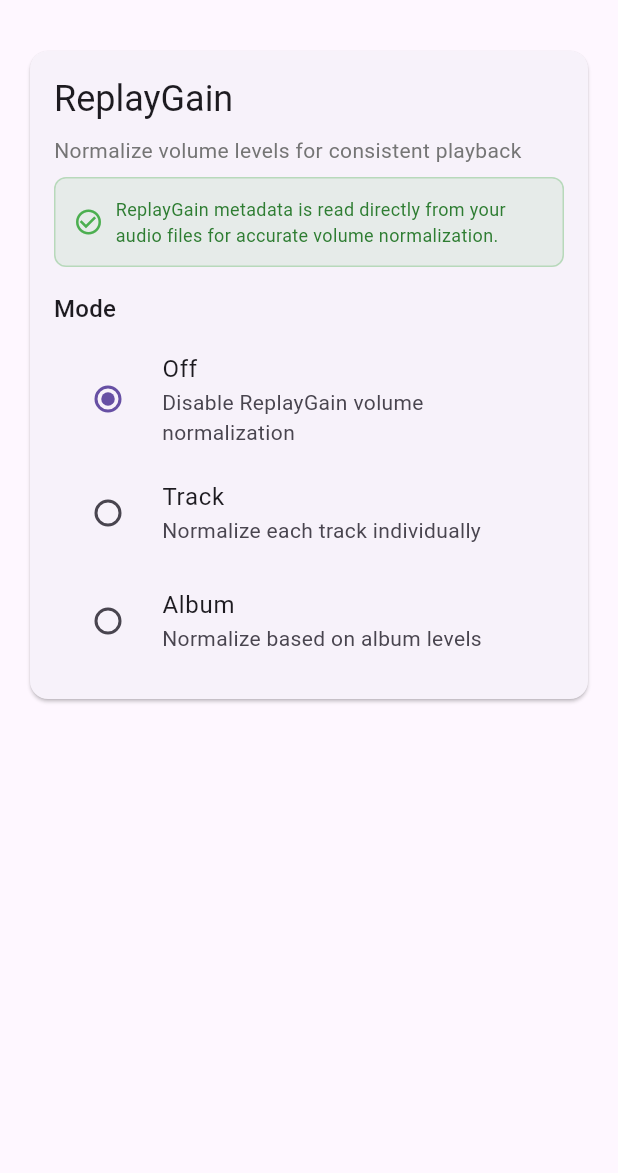
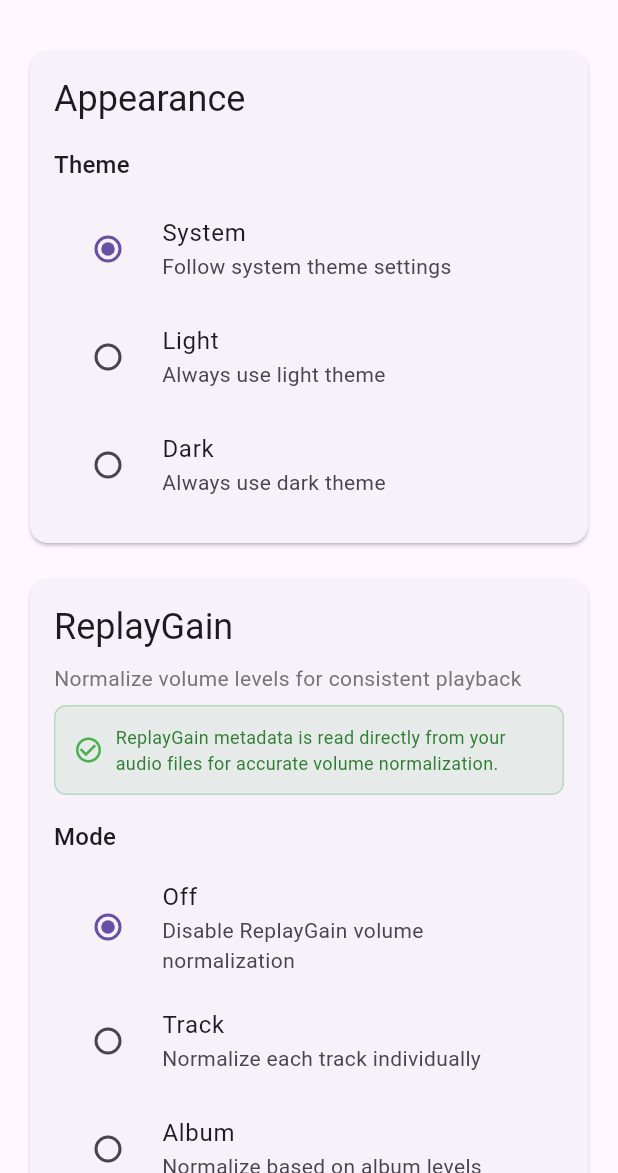
Before and after one commit to syeo66/voidweaver, a Flutter app: the SettingsScreen screen opened directly, on a phone screen of 412 x 824 dp, the part 63-1236 px from its top. Run offline on Flutter 3.47's test engine with Material 3 defaults, Android fonts, the phone set to English and light mode, and no system bars; our stand-ins replace audioplayers, cached_network_image, flutter_secure_storage, shared_preferences; accounts and stored records are empty.

Commit message:
support dark mode

```diff
--- a/lib/main.dart
+++ b/lib/main.dart
@@ -15,13 +15,24 @@ class MyApp extends StatelessWidget {
   Widget build(BuildContext context) {
     return ChangeNotifierProvider(
       create: (context) => AppState(),
-      child: MaterialApp(
+      child: Consumer<AppState>(
+        builder: (context, appState, child) {
+          return MaterialApp(
             title: 'Voidweaver',
             theme: ThemeData(
               primarySwatch: Colors.deepPurple,
               visualDensity: VisualDensity.adaptivePlatformDensity,
+              brightness: Brightness.light,
             ),
+            darkTheme: ThemeData(
+              primarySwatch: Colors.deepPurple,
+              visualDensity: VisualDensity.adaptivePlatformDensity,
+              brightness: Brightness.dark,
+            ),
+            themeMode: appState.settingsService?.themeMode ?? ThemeMode.system,
             home: const AppRouter(),
+          );
+        },
       ),
     );
   }
--- a/lib/screens/settings_screen.dart
+++ b/lib/screens/settings_screen.dart
@@ -43,10 +43,52 @@ class _SettingsContent extends StatelessWidget {
         return ListView(
           padding: const EdgeInsets.all(16.0),
           children: [
+            _buildAppearanceSection(context, settingsService),
+            const SizedBox(height: 16),
             _buildReplayGainSection(context, settingsService),
           ],
         );
       },
+    );
+  }
+
+  Widget _buildAppearanceSection(BuildContext context, SettingsService settingsService) {
+    return Card(
+      child: Padding(
+        padding: const EdgeInsets.all(16.0),
+        child: Column(
+          crossAxisAlignment: CrossAxisAlignment.start,
+          children: [
+            Text(
+              'Appearance',
+              style: Theme.of(context).textTheme.headlineSmall,
+            ),
+            const SizedBox(height: 16),
+
+            // Theme Mode
+            Text(
+              'Theme',
+              style: Theme.of(context).textTheme.titleMedium,
+            ),
+            const SizedBox(height: 8),
+            Column(
+              children: ThemeMode.values.map((mode) {
+                return RadioListTile<ThemeMode>(
+                  title: Text(_getThemeModeTitle(mode)),
+                  subtitle: Text(_getThemeModeDescription(mode)),
+                  value: mode,
+                  groupValue: settingsService.themeMode,
+                  onChanged: (ThemeMode? value) {
+                    if (value != null) {
+                      settingsService.setThemeMode(value);
+                    }
+                  },
+                );
+              }).toList(),
+            ),
+          ],
+        ),
+      ),
     );
   }
 
@@ -210,6 +252,28 @@ class _SettingsContent extends StatelessWidget {
     }
   }
 
+  String _getThemeModeTitle(ThemeMode mode) {
+    switch (mode) {
+      case ThemeMode.system:
+        return 'System';
+      case ThemeMode.light:
+        return 'Light';
+      case ThemeMode.dark:
+        return 'Dark';
+    }
+  }
+
+  String _getThemeModeDescription(ThemeMode mode) {
+    switch (mode) {
+      case ThemeMode.system:
+        return 'Follow system theme settings';
+      case ThemeMode.light:
+        return 'Always use light theme';
+      case ThemeMode.dark:
+        return 'Always use dark theme';
+    }
+  }
+
   void _refreshAudioVolume(BuildContext context) {
     final appState = context.read<AppState>();
     final audioPlayer = appState.audioPlayerService;
--- a/lib/services/settings_service.dart
+++ b/lib/services/settings_service.dart
@@ -1,5 +1,5 @@
 import 'dart:math' as math;
-import 'package:flutter/foundation.dart';
+import 'package:flutter/material.dart';
 import 'package:shared_preferences/shared_preferences.dart';
 
 enum ReplayGainMode {
@@ -13,6 +13,7 @@ class SettingsService extends ChangeNotifier {
   static const String _replayGainPreampKey = 'replayGainPreamp';
   static const String _replayGainPreventClippingKey = 'replayGainPreventClipping';
   static const String _replayGainFallbackGainKey = 'replayGainFallbackGain';
+  static const String _themeModeKey = 'themeMode';
 
   SharedPreferences? _prefs;
 
@@ -20,11 +21,13 @@ class SettingsService extends ChangeNotifier {
   double _replayGainPreamp = 0.0; // dB
   bool _replayGainPreventClipping = true;
   double _replayGainFallbackGain = 0.0; // dB for files without ReplayGain data
+  ThemeMode _themeMode = ThemeMode.system;
 
   ReplayGainMode get replayGainMode => _replayGainMode;
   double get replayGainPreamp => _replayGainPreamp;
   bool get replayGainPreventClipping => _replayGainPreventClipping;
   double get replayGainFallbackGain => _replayGainFallbackGain;
+  ThemeMode get themeMode => _themeMode;
 
   Future<void> initialize() async {
     _prefs = await SharedPreferences.getInstance();
@@ -40,6 +43,9 @@ class SettingsService extends ChangeNotifier {
     _replayGainPreamp = _prefs!.getDouble(_replayGainPreampKey) ?? 0.0;
     _replayGainPreventClipping = _prefs!.getBool(_replayGainPreventClippingKey) ?? true;
     _replayGainFallbackGain = _prefs!.getDouble(_replayGainFallbackGainKey) ?? 0.0;
+
+    final themeModeIndex = _prefs!.getInt(_themeModeKey) ?? 0;
+    _themeMode = ThemeMode.values[themeModeIndex];
 
     notifyListeners();
   }
@@ -110,4 +116,10 @@ class SettingsService extends ChangeNotifier {
   double _dbToLinear(double db) {
     return math.pow(10.0, db / 20.0).toDouble();
   }
+
+  Future<void> setThemeMode(ThemeMode mode) async {
+    _themeMode = mode;
+    await _prefs?.setInt(_themeModeKey, mode.index);
+    notifyListeners();
+  }
 }
```
Also changed, not shown: 2 other files. Lines whose indentation alone changed are shown as unchanged.
